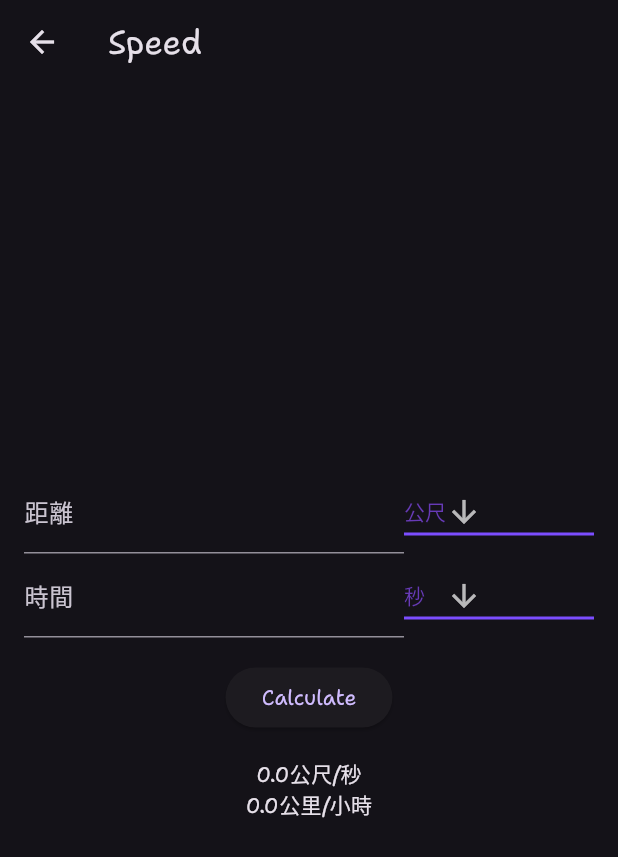
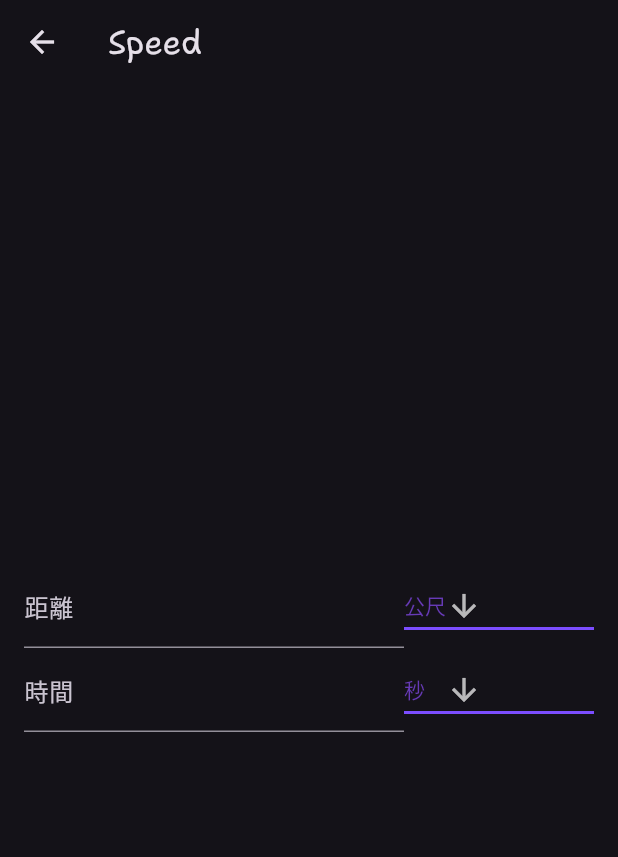
Before and after one commit to XunZhang-anson/website, a Flutter app: the SpeedPage screen opened by its route, on a phone screen of 412 x 824 dp. Shown: the top 857 px of the screen. Run offline on Flutter 3.47's test engine with Material 2 defaults, Android fonts, the light colour scheme and no system bars; project files that could hold a hidden picture were left out.

Commit message:
speed計算完成

```diff
--- a/lib/pages/speed.dart
+++ b/lib/pages/speed.dart
@@ -12,7 +12,7 @@ class _SpeedPageState extends State<SpeedPage> {
   final TextEditingController _timeController = TextEditingController();
   double _speed = 0.0;
   double _speed2 = 0.0;
-  String _result = '';
+  /* String _result = '';*/
   String dropdownValue = '公尺';
   String dropdownValue2 = '秒';
 
@@ -35,6 +35,9 @@ class _SpeedPageState extends State<SpeedPage> {
                   child: TextField(
                     controller: _distanceController,
                     keyboardType: TextInputType.number,
+                    onChanged: (value) {
+                      _calculate();
+                    },
                     decoration: const InputDecoration(
                       labelText: '距離',
                       hintText: '請輸入距離',
@@ -57,6 +60,7 @@ class _SpeedPageState extends State<SpeedPage> {
                       setState(() {
                         dropdownValue = newValue!;
                       });
+                      _calculate();
                     },
                     items: <String>['公尺', '公里', '公分']
                         .map<DropdownMenuItem<String>>((String value) {
@@ -76,6 +80,9 @@ class _SpeedPageState extends State<SpeedPage> {
                   child: TextField(
                     controller: _timeController,
                     keyboardType: TextInputType.number,
+                    onChanged: (value) {
+                      _calculate();
+                    },
                     decoration: const InputDecoration(
                       labelText: '時間',
                       hintText: '請輸入時間',
@@ -98,6 +105,7 @@ class _SpeedPageState extends State<SpeedPage> {
                         setState(() {
                           dropdownValue2 = newValue!;
                         });
+                        _calculate();
                       },
                       items: <String>['秒', '分鐘', '小時']
                           .map<DropdownMenuItem<String>>((String value) {
@@ -110,14 +118,24 @@ class _SpeedPageState extends State<SpeedPage> {
               ],
             ),
             const SizedBox(height: 16.0),
-            ElevatedButton(
-              onPressed: _calculate,
-              child: const Text('Calculate'),
-            ),
-            const SizedBox(height: 16.0),
-            Text('$_speed公尺/秒'),
-            Text('$_speed2公里/小時'),
-            Text('$_result'),
+            Offstage(
+                offstage: _speed == 0.0,
+                child: Wrap(
+                  spacing: 8.0,
+                  runSpacing: 8.0,
+                  alignment: WrapAlignment.center,
+                  children: [
+                    Chip(
+                        label: Text('${_speed.toStringAsFixed(2)}公尺/秒',
+                            style: TextStyle(fontSize: 24.0))),
+                    Chip(
+                        label: Text('${_speed2.toStringAsFixed(2)}公里/小時',
+                            style: TextStyle(fontSize: 24.0))),
+                    /*Chip(
+                        label:
+                            Text('$_result', style: TextStyle(fontSize: 24.0))),*/
+                  ],
+                ))
           ],
         ),
       ),
@@ -125,16 +143,19 @@ class _SpeedPageState extends State<SpeedPage> {
   }
 
   void _calculate() {
+    if (_distanceController.text.isEmpty || _timeController.text.isEmpty) {
+      return;
+    }
     double distance = double.parse(_distanceController.text);
     double time = double.parse(_timeController.text);
     if (dropdownValue == '公里') {
       distance = distance * 1000;
-    } else if(dropdownValue == '公分') {
+    } else if (dropdownValue == '公分') {
       distance = distance / 100;
     }
     if (dropdownValue2 == '分鐘') {
       time = time * 60;
-    } else if(dropdownValue2 == '小時') {
+    } else if (dropdownValue2 == '小時') {
       time = time * 3600;
     }
     setState(() {
```
